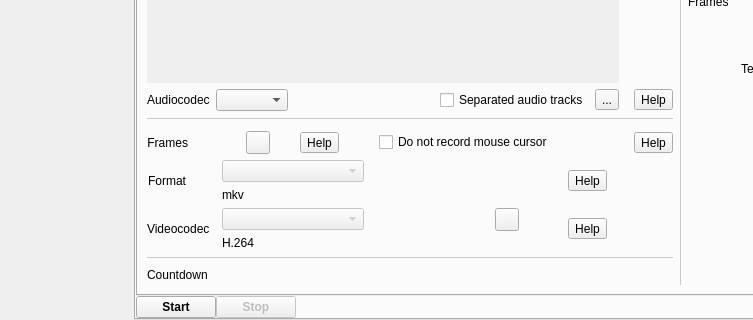
Above: src/wayland/formMainWindow_wl.ui from vkohaupt/vokoscreenNG before the change; both pictures show x 0 to 753 and y 201 to 521 of the 859 by 521 pixel window. Below: the same form after it.
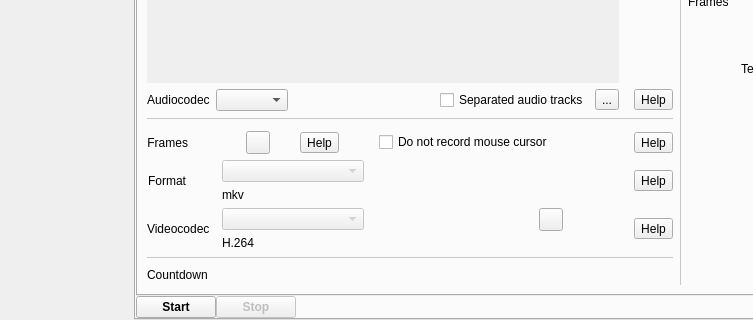
That is the form after the change. Icons and pictures are not drawn.

The edit to the form file:
```diff
--- a/src/wayland/formMainWindow_wl.ui
+++ b/src/wayland/formMainWindow_wl.ui
@@ -792,7 +792,7 @@
                        </item>
                       </layout>
                      </item>
-                     <item row="2" column="3">
+                     <item row="2" column="3" alignment="Qt::AlignRight">
                       <widget class="QToolButton" name="help_screencast_format">
                        <property name="toolTip">
                         <string>Help</string>
@@ -995,6 +995,9 @@
                        <property name="orientation">
                         <enum>Qt::Horizontal</enum>
                        </property>
+                       <property name="sizeType">
+                        <enum>QSizePolicy::Expanding</enum>
+                       </property>
                        <property name="sizeHint" stdset="0">
                         <size>
                          <width>40</width>
@@ -1029,7 +1032,7 @@
                      </item>
                      <item row="3" column="3">
                       <layout class="QVBoxLayout" name="verticalLayout_29">
-                       <item>
+                       <item alignment="Qt::AlignRight">
                         <widget class="QToolButton" name="help_screencast_videocodec">
                          <property name="toolTip">
                           <string>Help</string>
@@ -1046,6 +1049,9 @@
                        <property name="orientation">
                         <enum>Qt::Horizontal</enum>
                        </property>
+                       <property name="sizeType">
+                        <enum>QSizePolicy::Preferred</enum>
+                       </property>
                        <property name="sizeHint" stdset="0">
                         <size>
                          <width>40</width>
```
Left out of the diff: 2 changed lines with no effect on the pictures.
